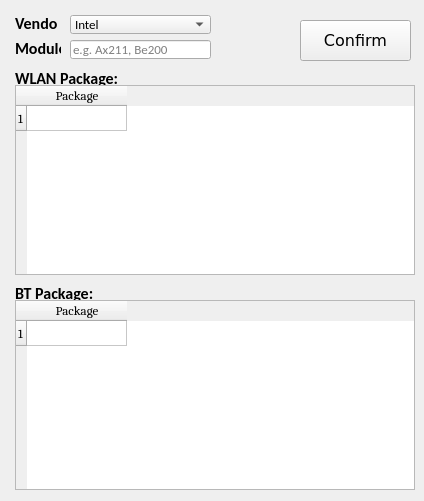
This is ui/wlanbt_select.ui in ToroSU/DL_Creator as Qt 5 draws it before an edit. The edited form follows.
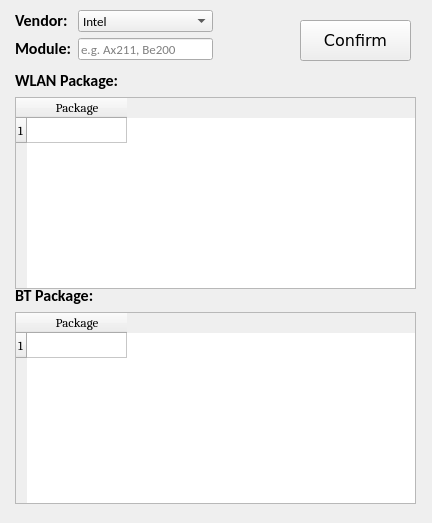
This is the edited form.

Diff of the .ui file:
```diff
--- a/ui/wlanbt_select.ui
+++ b/ui/wlanbt_select.ui
@@ -6,8 +6,8 @@
    <rect>
     <x>0</x>
     <y>0</y>
-    <width>424</width>
-    <height>501</height>
+    <width>432</width>
+    <height>523</height>
    </rect>
   </property>
   <property name="windowTitle">
@@ -38,15 +38,39 @@
     <string>Confirm</string>
    </property>
   </widget>
+  <widget class="QWidget" name="">
+   <property name="geometry">
+    <rect>
+     <x>15</x>
+     <y>10</y>
+     <width>198</width>
+     <height>50</height>
+    </rect>
+   </property>
+   <layout class="QGridLayout" name="gridLayout">
+    <item row="0" column="0">
+     <widget class="QLabel" name="label_vendor">
+      <property name="sizePolicy">
+       <sizepolicy hsizetype="Fixed" vsizetype="Fixed">
+        <horstretch>0</horstretch>
+        <verstretch>0</verstretch>
+       </sizepolicy>
+      </property>
+      <property name="font">
+       <font>
+        <family>Calibri</family>
+        <pointsize>12</pointsize>
+        <weight>75</weight>
+        <bold>true</bold>
+       </font>
+      </property>
+      <property name="text">
+       <string>Vendor:</string>
+      </property>
+     </widget>
+    </item>
+    <item row="0" column="1">
   <widget class="QComboBox" name="comboBox_vender_select">
-   <property name="geometry">
-    <rect>
-     <x>70</x>
-     <y>15</y>
-     <width>141</width>
-     <height>19</height>
-    </rect>
-   </property>
    <property name="sizePolicy">
     <sizepolicy hsizetype="Preferred" vsizetype="Preferred">
      <horstretch>0</horstretch>
@@ -85,42 +109,9 @@
     </property>
    </item>
   </widget>
-  <widget class="QLabel" name="label_vendor">
-   <property name="geometry">
-    <rect>
-     <x>15</x>
-     <y>15</y>
-     <width>43</width>
-     <height>16</height>
-    </rect>
-   </property>
-   <property name="sizePolicy">
-    <sizepolicy hsizetype="Fixed" vsizetype="Fixed">
-     <horstretch>0</horstretch>
-     <verstretch>0</verstretch>
-    </sizepolicy>
-   </property>
-   <property name="font">
-    <font>
-     <family>Calibri</family>
-     <pointsize>12</pointsize>
-     <weight>75</weight>
-     <bold>true</bold>
-    </font>
-   </property>
-   <property name="text">
-    <string>Vendor:</string>
-   </property>
-  </widget>
+    </item>
+    <item row="1" column="0">
   <widget class="QLabel" name="label_module">
-   <property name="geometry">
-    <rect>
-     <x>15</x>
-     <y>40</y>
-     <width>46</width>
-     <height>16</height>
-    </rect>
-   </property>
    <property name="sizePolicy">
     <sizepolicy hsizetype="Fixed" vsizetype="Fixed">
      <horstretch>0</horstretch>
@@ -139,15 +130,9 @@
     <string>Module:</string>
    </property>
   </widget>
+    </item>
+    <item row="1" column="1">
   <widget class="QLineEdit" name="lineEdit_module_name">
-   <property name="geometry">
-    <rect>
-     <x>70</x>
-     <y>40</y>
-     <width>141</width>
-     <height>19</height>
-    </rect>
-   </property>
    <property name="sizePolicy">
     <sizepolicy hsizetype="Preferred" vsizetype="Preferred">
      <horstretch>0</horstretch>
@@ -164,15 +149,21 @@
     <string>e.g. Ax211, Be200</string>
    </property>
   </widget>
-  <widget class="QLabel" name="label_wlan_package">
+    </item>
+   </layout>
+  </widget>
+  <widget class="QWidget" name="">
    <property name="geometry">
     <rect>
      <x>15</x>
      <y>70</y>
-     <width>161</width>
-     <height>16</height>
+     <width>401</width>
+     <height>219</height>
     </rect>
    </property>
+   <layout class="QGridLayout" name="gridLayout_2">
+    <item row="0" column="0">
+     <widget class="QLabel" name="label_wlan_package">
    <property name="font">
     <font>
      <family>Calibri</family>
@@ -185,15 +176,9 @@
     <string>WLAN Package:</string>
    </property>
   </widget>
+    </item>
+    <item row="1" column="0">
   <widget class="QTableWidget" name="tableWidget_wlan_package_select">
-   <property name="geometry">
-    <rect>
-     <x>15</x>
-     <y>85</y>
-     <width>400</width>
-     <height>190</height>
-    </rect>
-   </property>
    <property name="font">
     <font>
      <family>Caladea</family>
@@ -247,15 +232,21 @@
     </property>
    </item>
   </widget>
-  <widget class="QLabel" name="label_bt_package">
+    </item>
+   </layout>
+  </widget>
+  <widget class="QWidget" name="">
    <property name="geometry">
     <rect>
      <x>15</x>
      <y>285</y>
-     <width>141</width>
-     <height>16</height>
+     <width>401</width>
+     <height>219</height>
     </rect>
    </property>
+   <layout class="QGridLayout" name="gridLayout_3">
+    <item row="0" column="0">
+     <widget class="QLabel" name="label_bt_package">
    <property name="font">
     <font>
      <family>Calibri</family>
@@ -268,15 +259,9 @@
     <string>BT Package:</string>
    </property>
   </widget>
+    </item>
+    <item row="1" column="0">
   <widget class="QTableWidget" name="tableWidget_bt_package_select">
-   <property name="geometry">
-    <rect>
-     <x>15</x>
-     <y>300</y>
-     <width>400</width>
-     <height>190</height>
-    </rect>
-   </property>
    <property name="font">
     <font>
      <family>Caladea</family>
@@ -329,6 +314,9 @@
      </font>
     </property>
    </item>
+     </widget>
+    </item>
+   </layout>
   </widget>
  </widget>
  <resources/>
```
Lines whose indentation alone changed are shown as unchanged.
